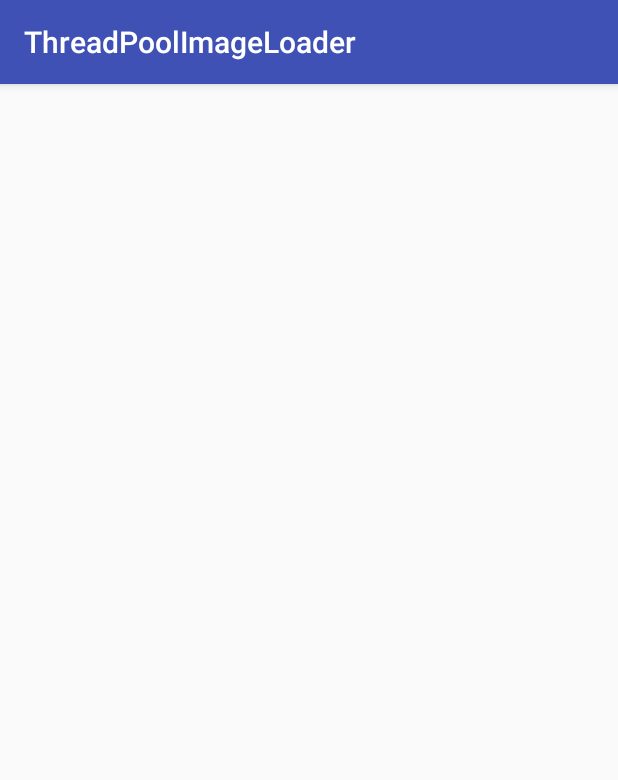
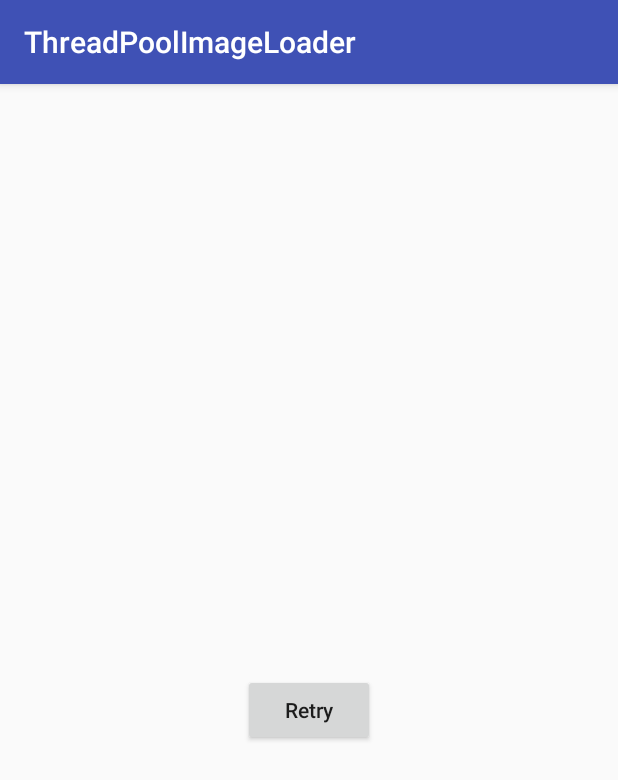
Before and after one commit to AkhilDad/ThreadPoolImageLoader, an Android app: the screen it shows after launch (MainActivity), on a phone screen of 412 x 824 dp. Shown: the top 780 px of the screen. Run offline under Robolectric (Android 15) with nearby library versions, the phone set to English and light mode, and no system bars; 2 statements that could not run were skipped.

Commit message:
Add error check in case api response is wrong Correct error ui

```diff
--- a/app/src/main/java/com/akhil/threadpoolimageloader/network/ResponseBean.java
+++ b/app/src/main/java/com/akhil/threadpoolimageloader/network/ResponseBean.java
@@ -8,8 +8,14 @@ import com.google.gson.annotations.SerializedName;
  */
 public class ResponseBean {
 
+    @SerializedName("code")
     private int mResponseCode;
+
+    @SerializedName("message")
     private String mErrorString;
+
+    @SerializedName("stat")
+    private String mStatus;
 
     @SerializedName("photos")
     private FlickrResponse mResults;
@@ -37,4 +43,12 @@ public class ResponseBean {
     public void setResults(FlickrResponse results) {
         mResults = results;
     }
+
+    public String getStatus() {
+        return mStatus;
+    }
+
+    public void setStatus(String status) {
+        mStatus = status;
+    }
 }
--- a/app/src/main/java/com/akhil/threadpoolimageloader/presenter/Presenter.java
+++ b/app/src/main/java/com/akhil/threadpoolimageloader/presenter/Presenter.java
@@ -16,6 +16,7 @@ public class Presenter {
     public static final String FLICKR_PHOTO_URL = "https://api.flickr.com/services/rest/?method=flickr.photos.getRecent&format=json&extras=url_n&api_key=";
     private View mView;
     private Resources mResources;
+    private FlickrResponse mFlickrResponse;
 
     public Presenter(View view, Resources resources) {
         mView = view;
@@ -27,11 +28,16 @@ public class Presenter {
         final RequestBean requestBean = new RequestBean(FLICKR_PHOTO_URL +mResources.getString(R.string.api_key));
         NetworkRequest networkRequest = new NetworkRequest(requestBean, responseBean -> {
             mView.showProgress(false);
-            final FlickrResponse flickrResponse = responseBean.getResults();
-            if (flickrResponse != null) {
-                mView.presentPhotos(flickrResponse.getPhotoBeanList());
+            if ("ok".equalsIgnoreCase(responseBean.getStatus())) {
+                mFlickrResponse = responseBean.getResults();
+                if (mFlickrResponse != null) {
+                    mView.presentPhotos(mFlickrResponse.getPhotoBeanList());
+                }
+            } else {
+                mView.showError(responseBean.getErrorString());
             }
         });
         networkRequest.execute();
     }
+
 }
--- a/app/src/main/res/layout/activity_main.xml
+++ b/app/src/main/res/layout/activity_main.xml
@@ -20,8 +20,10 @@
 
     <Button
         android:id="@+id/btn_retry"
-        android:layout_width="match_parent"
-        android:layout_height="match_parent"
+        android:layout_width="wrap_content"
+        android:layout_height="wrap_content"
+        android:layout_below="@+id/tv_error_message"
+        android:layout_centerHorizontal="true"
         android:text="@string/retry"
         android:textAllCaps="false"
         android:visibility="gone" />
```
